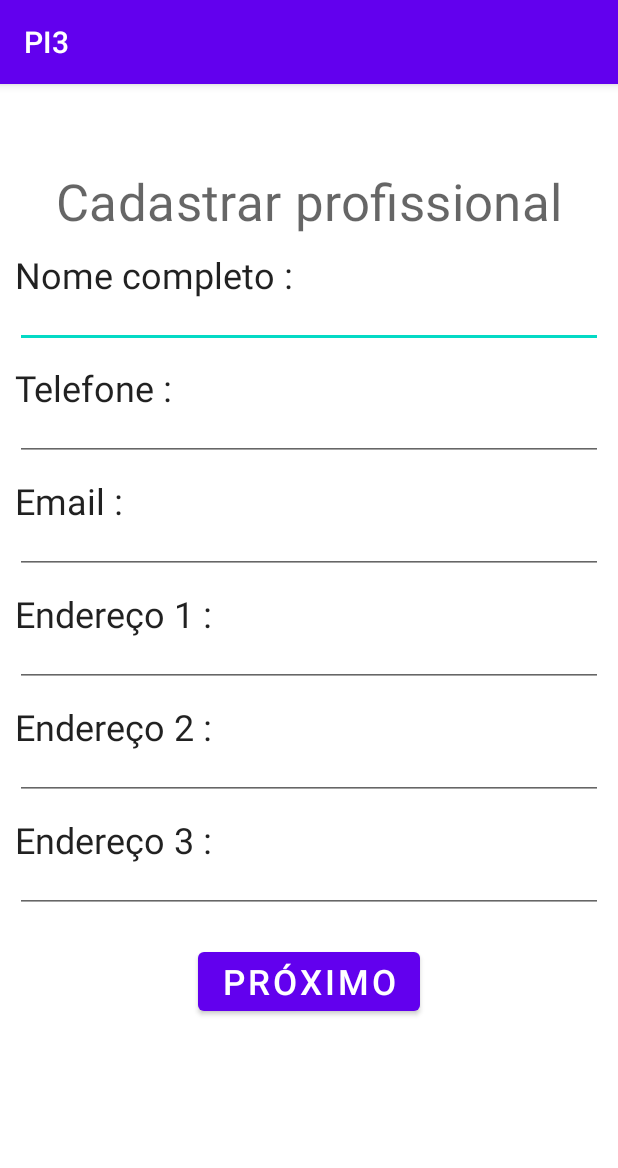
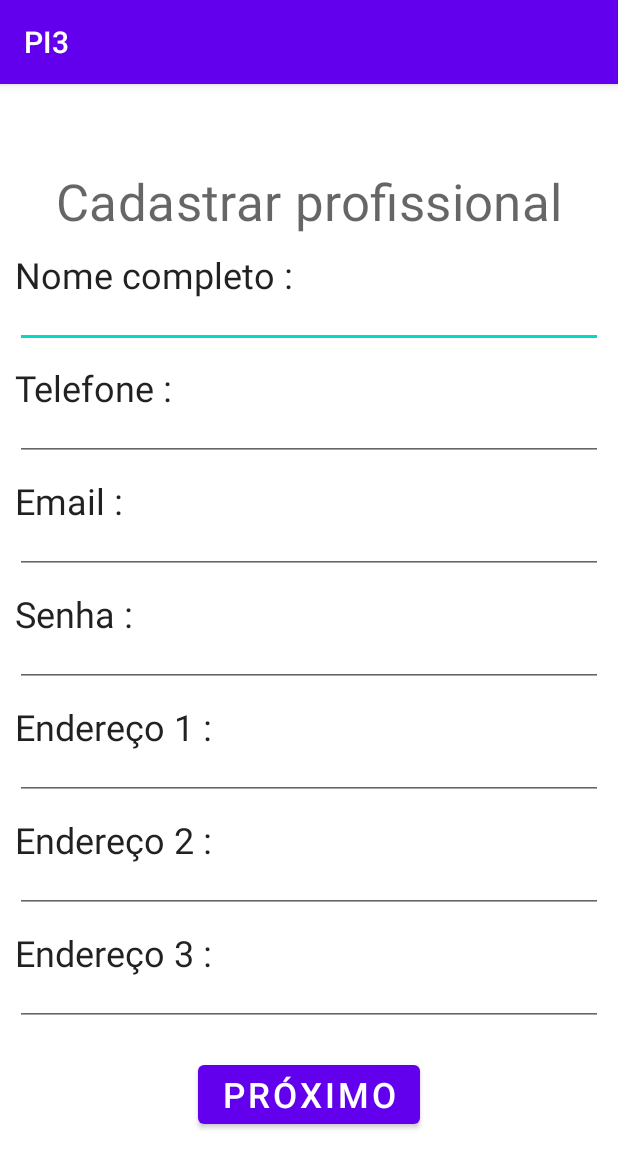
Before and after one commit to Jean2505/Projeto-Integrador-3, an Android app: the MainActivity screen opened directly, with no data from a screen before it, on a phone screen of 412 x 824 dp. Shown: the top 1168 px of the screen. Run offline under Robolectric (Android 15) with nearby library versions, the phone set to English and light mode, and no system bars.

Commit message:
Correção de erros e implementação de senha

```diff
--- a/app/build.gradle
+++ b/app/build.gradle
@@ -31,6 +31,9 @@ android {
     kotlinOptions {
         jvmTarget = '1.8'
     }
+    buildFeatures {
+        viewBinding true
+    }
 }
 
 dependencies {
--- a/app/src/main/java/br/edu/puccampinas/pi3/Dentista.kt
+++ b/app/src/main/java/br/edu/puccampinas/pi3/Dentista.kt
@@ -3,6 +3,7 @@ package br.edu.puccampinas.pi3
 data class Dentista(val nome: String?,
                     val telefone: String?,
                     val email: String?,
+                    val senha: String?,
                     val end1: String?,
                     val end2: String?,
                     val end3: String?,
--- a/app/src/main/java/br/edu/puccampinas/pi3/MainActivity.kt
+++ b/app/src/main/java/br/edu/puccampinas/pi3/MainActivity.kt
@@ -14,6 +14,7 @@ class MainActivity : AppCompatActivity(), View.OnClickListener {
     private lateinit var etNome : EditText
     private lateinit var etTelef : EditText
     private lateinit var etEmail : EditText
+    private lateinit var etSenha : EditText
     private lateinit var etEnd1 : EditText
     private lateinit var etEnd2 : EditText
     private lateinit var etEnd3 : EditText
@@ -26,6 +27,7 @@ class MainActivity : AppCompatActivity(), View.OnClickListener {
         etNome = findViewById(R.id.etNome)
         etTelef = findViewById(R.id.etTelef)
         etEmail = findViewById(R.id.etEmail)
+        etSenha = findViewById(R.id.etSenha)
         etEnd1 = findViewById(R.id.etEnd1)
         etEnd2 = findViewById(R.id.etEnd2)
         etEnd3 = findViewById(R.id.etEnd3)
@@ -35,10 +37,10 @@ class MainActivity : AppCompatActivity(), View.OnClickListener {
     }
 
     override fun onClick(v: View?){
-        Toast.makeText(this, "sas", Toast.LENGTH_LONG).show()
         val nome = etNome.text.toString()
         val telefone = etTelef.text.toString()
         val email = etEmail.text.toString()
+        val senha = etSenha.text.toString()
         val enderecoUm = etEnd1.text.toString()
         val enderecoDois = etEnd2.text.toString()
         val enderecoTres = etEnd3.text.toString()
@@ -48,6 +50,7 @@ class MainActivity : AppCompatActivity(), View.OnClickListener {
         intentProximo.putExtra("INome", nome)
         intentProximo.putExtra("ITelefone", telefone)
         intentProximo.putExtra("IEmail", email)
+        intentProximo.putExtra("ISenha", senha)
         intentProximo.putExtra("IEnderecoUm", enderecoUm)
         intentProximo.putExtra("IEnderecoDois", enderecoDois)
         intentProximo.putExtra("IEnderecoTres", enderecoTres)
--- a/app/src/main/res/layout/activity_main.xml
+++ b/app/src/main/res/layout/activity_main.xml
@@ -79,6 +79,26 @@
         app:layout_constraintTop_toTopOf="@id/tvEmail"/>
 
     <TextView
+        android:id="@+id/tvSenha"
+        android:layout_width="wrap_content"
+        android:layout_height="wrap_content"
+        android:layout_margin="10dp"
+        android:layout_marginStart="8dp"
+        android:text="Senha : "
+        android:textAppearance="@style/TextAppearance.MaterialComponents.Headline5"
+        app:layout_constraintStart_toStartOf="parent"
+        app:layout_constraintTop_toBottomOf="@+id/etEmail"/>
+
+    <EditText
+        android:id="@+id/etSenha"
+        android:layout_width="match_parent"
+        android:layout_height="wrap_content"
+        android:layout_margin="10dp"
+        android:paddingTop="20dp"
+        app:layout_constraintStart_toStartOf="parent"
+        app:layout_constraintTop_toTopOf="@id/tvSenha"/>
+
+    <TextView
         android:id="@+id/tvEnd1"
         android:layout_width="wrap_content"
         android:layout_height="wrap_content"
@@ -87,7 +107,7 @@
         android:text="Endereço 1 : "
         android:textAppearance="@style/TextAppearance.MaterialComponents.Headline5"
         app:layout_constraintStart_toStartOf="parent"
-        app:layout_constraintTop_toBottomOf="@+id/etEmail"/>
+        app:layout_constraintTop_toBottomOf="@+id/etSenha"/>
 
     <EditText
         android:id="@+id/etEnd1"
```
Also changed, not shown: app/src/main/java/br/edu/puccampinas/pi3/CurriculoActivity.kt (+9 -3 lines), app/src/main/java/br/edu/puccampinas/pi3/LoginActivity.kt (+14 -0 lines).
